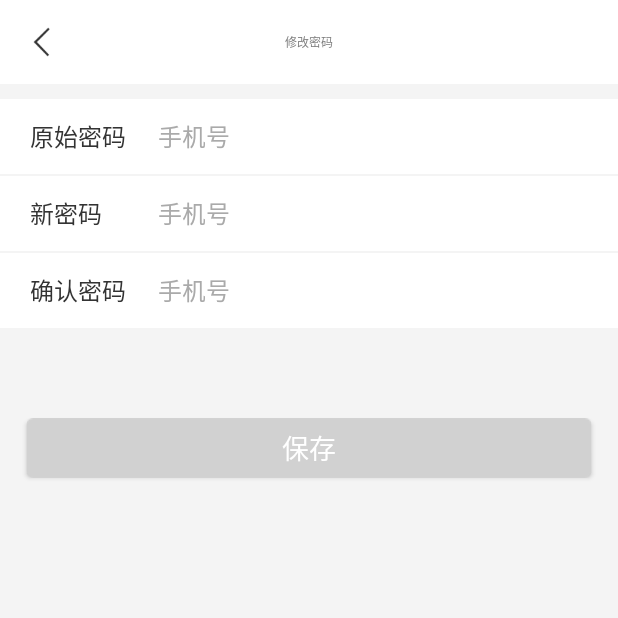
After one commit to ATRSnail/Business-old, an Android app: the RetPasswordActivity screen opened directly, with no data from a screen before it, on a phone screen of 412 x 824 dp, the top half of it. The commit adds this screen. Run offline under Robolectric (Android 15) with nearby library versions, the phone set to English and light mode, and no system bars; our stand-ins replace ButterKnife, Dagger/Hilt's generated code; libraries missing offline, so code that uses them is left out: com.socks.library; 4 statements that could not run were skipped.

Commit message:
第三次提交

```diff
--- a/app/src/main/AndroidManifest.xml
+++ b/app/src/main/AndroidManifest.xml
@@ -23,10 +23,10 @@
             android:theme="@android:style/Theme.NoTitleBar.Fullscreen">
             <intent-filter>
                 <action android:name="android.intent.action.MAIN" />
+
                 <category android:name="android.intent.category.LAUNCHER" />
             </intent-filter>
         </activity>
-
         <activity android:name=".mvp.ui.activities.MainActivity" />
         <activity android:name=".mvp.ui.activities.NewDetailActivity" />
         <activity android:name=".mvp.ui.activities.SearchActivity" />
@@ -34,6 +34,7 @@
         <activity
             android:name=".mvp.ui.activities.LoginActivity"
             android:launchMode="singleTop" />
+        <activity android:name=".mvp.ui.activities.RetPasswordActivity"></activity>
     </application>
 
 </manifest>
--- a/app/src/main/java/com/bus/business/common/ApiConstants.java
+++ b/app/src/main/java/com/bus/business/common/ApiConstants.java
@@ -26,4 +26,6 @@ public class ApiConstants {
     public static final String BUS_DETAIL_URL = "/gsl-api/gsl/business/getBusiness";
 
     public static final String BUSINESS_LIST_URL = "/gsl-api/gsl/business/businessList";
+
+    public static final String REVISE_PASSWORD_URL = "/gsl-api/gsl/sysUser/upPass";
 }
--- /dev/null
+++ b/app/src/main/java/com/bus/business/mvp/ui/activities/RetPasswordActivity.java
@@ -0,0 +1,83 @@
+package com.bus.business.mvp.ui.activities;
+
+import android.text.TextUtils;
+import android.view.View;
+import android.widget.EditText;
+
+import com.bus.business.R;
+import com.bus.business.common.UsrMgr;
+import com.bus.business.mvp.entity.response.base.BaseRspObj;
+import com.bus.business.mvp.ui.activities.base.BaseActivity;
+import com.bus.business.repository.network.RetrofitManager;
+import com.bus.business.utils.TransformUtils;
+import com.bus.business.utils.UT;
+
+import butterknife.BindView;
+import butterknife.OnClick;
+import rx.Subscriber;
+
+public class RetPasswordActivity extends BaseActivity {
+
+    @BindView(R.id.old_phone)
+    EditText oldEdittext;
+    @BindView(R.id.new_password)
+    EditText newEdittext;
+    @BindView(R.id.new_password_two)
+    EditText newEdittextTwo;
+
+    private String oldPassword;
+    private String newPassword;
+    private String newPasswordTwo;
+
+    @Override
+    public int getLayoutId() {
+        return R.layout.activity_ret_password;
+    }
+
+    @Override
+    public void initInjector() {
+
+    }
+
+    @Override
+    public void initViews() {
+        setCustomTitle("修改密码");
+        showOrGoneSearchRl(View.GONE);
+    }
+
+    @OnClick(R.id.btnSure)
+    public void savePassword(View view){
+        oldPassword = oldEdittext.getText().toString();
+        newPassword = newEdittext.getText().toString();
+        newPasswordTwo = newEdittextTwo.getText().toString();
+
+        if (TextUtils.isEmpty(oldPassword)||TextUtils.isEmpty(newPassword)||TextUtils.isEmpty(newPasswordTwo)){
+            UT.show("不能为空");
+            return;
+        }
+
+        RetrofitManager.getInstance(1).getRevisePasswordObservable(UsrMgr.getUsePhone(),newPassword,oldPassword)
+                .compose(TransformUtils.<BaseRspObj>defaultSchedulers())
+                .subscribe(new Subscriber<BaseRspObj>() {
+                    @Override
+                    public void onCompleted() {
+
+                    }
+
+                    @Override
+                    public void onError(Throwable e) {
+
+                    }
+
+                    @Override
+                    public void onNext(BaseRspObj baseRspObj) {
+                      if (baseRspObj.getHead().getRspCode().equals("0")){
+                          UT.show("修改成功");
+                          RetPasswordActivity.this.finish();
+                      }
+                    }
+                });
+
+    }
+
+}
--- a/app/src/main/java/com/bus/business/repository/network/NewsService.java
+++ b/app/src/main/java/com/bus/business/repository/network/NewsService.java
@@ -8,6 +8,7 @@ import com.bus.business.mvp.entity.response.RspMeetingBean;
 import com.bus.business.mvp.entity.response.RspNewDetailBean;
 import com.bus.business.mvp.entity.response.RspNewsBean;
 import com.bus.business.mvp.entity.response.RspUserBean;
+import com.bus.business.mvp.entity.response.base.BaseRspObj;
 
 import java.util.Map;
 
@@ -50,6 +51,10 @@ public interface NewsService {
     @POST(ApiConstants.BUS_DETAIL_URL)
     Observable<RspBusDetailBean> getBusDetail(@FieldMap Map<String, String> map);
 
+    @FormUrlEncoded
+    @POST(ApiConstants.REVISE_PASSWORD_URL)
+    Observable<BaseRspObj> getRevisePassword(@FieldMap Map<String, String> map);
+
     @POST(ApiConstants.BANNER_URL)
     Observable<RspBannerBean> getBanners();
 
--- a/app/src/main/java/com/bus/business/repository/network/RetrofitManager.java
+++ b/app/src/main/java/com/bus/business/repository/network/RetrofitManager.java
@@ -13,6 +13,7 @@ import com.bus.business.mvp.entity.response.RspMeetingBean;
 import com.bus.business.mvp.entity.response.RspNewDetailBean;
 import com.bus.business.mvp.entity.response.RspNewsBean;
 import com.bus.business.mvp.entity.response.RspUserBean;
+import com.bus.business.mvp.entity.response.base.BaseRspObj;
 import com.bus.business.utils.NetUtil;
 import com.socks.library.KLog;
 
@@ -193,4 +194,13 @@ public class RetrofitManager {
         KLog.a(map.toString());
         return mNewsService.getBusinessList(map);
     }
+
+    public Observable<BaseRspObj> getRevisePasswordObservable(String phone, String passWord, String oldPassWord) {
+        Map<String, String> map = new HashMap<>();
+        map.put("phone", phone);
+        map.put("passWord", passWord);
+        map.put("oldPassWord", oldPassWord);
+        KLog.a(map.toString());
+        return mNewsService.getRevisePassword(map);
+    }
 }
--- /dev/null
+++ b/app/src/main/res/layout/activity_ret_password.xml
@@ -0,0 +1,115 @@
+<?xml version="1.0" encoding="utf-8"?>
+<LinearLayout xmlns:android="http://schemas.android.com/apk/res/android"
+    xmlns:tools="http://schemas.android.com/tools"
+    android:layout_width="match_parent"
+    android:layout_height="match_parent"
+    android:background="@color/main_footer_bg"
+    android:orientation="vertical"
+    tools:context="com.bus.business.mvp.ui.activities.RetPasswordActivity">
+
+    <include layout="@layout/layout_main_header" />
+
+    <LinearLayout
+        android:layout_width="match_parent"
+        android:layout_height="50dp"
+        android:layout_marginTop="10dp"
+        android:background="@color/white"
+        android:gravity="center_vertical"
+        android:orientation="horizontal">
+
+        <TextView
+            android:layout_width="wrap_content"
+            android:layout_height="wrap_content"
+            android:layout_marginLeft="20dp"
+            android:text="原始密码"
+            android:textColor="@color/color_333333"
+            android:textSize="16sp" />
+
+        <EditText
+            android:id="@+id/old_phone"
+            android:layout_width="fill_parent"
+            android:layout_height="fill_parent"
+            android:layout_marginLeft="6dp"
+            android:background="@null"
+            android:hint="手机号"
+            android:paddingLeft="15.0dip"
+            android:singleLine="true"
+            android:textColor="#ff111111"
+            android:textColorHint="#ffaaaaaa"
+            android:textSize="16.0sp" />
+    </LinearLayout>
+
+    <LinearLayout
+        android:layout_width="match_parent"
+        android:layout_height="50dp"
+        android:layout_marginTop="1dp"
+        android:background="@color/white"
+        android:gravity="center_vertical"
+        android:orientation="horizontal">
+
+        <TextView
+            android:layout_width="wrap_content"
+            android:layout_height="wrap_content"
+            android:layout_marginLeft="20dp"
+            android:text="新密码"
+            android:textColor="@color/color_333333"
+            android:textSize="16sp" />
+
+        <EditText
+            android:id="@+id/new_password"
+            android:layout_width="fill_parent"
+            android:layout_height="fill_parent"
+            android:layout_marginLeft="22dp"
+            android:background="@null"
+            android:hint="手机号"
+            android:paddingLeft="15.0dip"
+            android:singleLine="true"
+            android:textColor="#ff111111"
+            android:textColorHint="#ffaaaaaa"
+            android:textSize="16.0sp" />
+    </LinearLayout>
+
+    <LinearLayout
+        android:layout_width="match_parent"
+        android:layout_height="50dp"
+        android:layout_marginTop="1dp"
+        android:background="@color/white"
+        android:gravity="center_vertical"
+        android:orientation="horizontal">
+
+        <TextView
+            android:layout_width="wrap_content"
+            android:layout_height="wrap_content"
+            android:layout_marginLeft="20dp"
+            android:text="确认密码"
+            android:textColor="@color/color_333333"
+            android:textSize="16sp" />
+
+        <EditText
+            android:id="@+id/new_password_two"
+            android:layout_width="fill_parent"
+            android:layout_height="fill_parent"
+            android:layout_marginLeft="6dp"
+            android:background="@null"
+            android:hint="手机号"
+            android:paddingLeft="15.0dip"
+            android:singleLine="true"
+            android:textColor="#ff111111"
+            android:textColorHint="#ffaaaaaa"
+            android:textSize="16.0sp" />
+    </LinearLayout>
+
+    <Button
+        android:id="@+id/btnSure"
+        android:layout_width="fill_parent"
+        android:layout_height="40.0dip"
+        android:layout_below="@+id/rl_1"
+        android:layout_marginLeft="18.0dip"
+        android:layout_marginRight="18.0dip"
+        android:layout_marginTop="60.0dip"
+        android:background="@drawable/btn_bg_gray"
+        android:text="保存"
+        android:textColor="#ffffffff"
+        android:textSize="18.0sp" />
+
+</LinearLayout>
--- a/app/src/main/res/values/colors.xml
+++ b/app/src/main/res/values/colors.xml
@@ -19,7 +19,7 @@
 	<color name="background_color">#f4f4f4</color>
 	<color name="status_bar_bg">#EF3A19</color>
 	<color name="main_header_bg">#EF3A19</color>
-	<color name="main_footer_bg">#f5f5f5</color>
+	<color name="main_footer_bg">#f4f4f4</color>
 
 	<!-- 底栏字体颜色 -->
 	<color name="footer_text_color_normal">#343434</color>
```
Also changed, not shown: app/src/main/res/values/strings.xml (line endings or trailing spaces).
